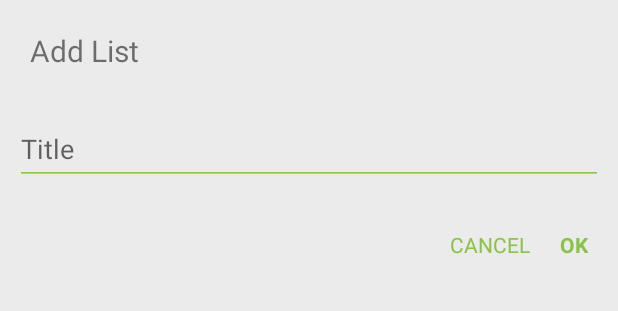
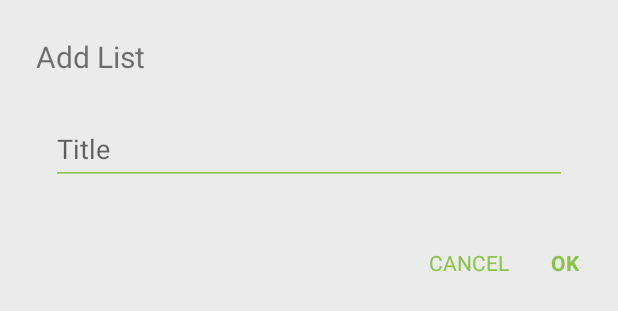
Before and after one commit to chinnonae/SW-spec-mini-trello, an Android app: the layout dialog_add_card_list.xml on its own in the app's theme, with its tools: preview values and no code run, on a phone screen of 412 x 824 dp. Shown: the top 311 px of the screen. Run offline under Robolectric (Android 15) with nearby library versions, the phone set to English and light mode, and no system bars.

Commit message:
Change dialog design according to Google's dialog design

```diff
--- a/app/src/main/res/layout/dialog_add_card_list.xml
+++ b/app/src/main/res/layout/dialog_add_card_list.xml
@@ -7,14 +7,20 @@
     android:focusable="true"
     android:focusableInTouchMode="true">
 
+    <LinearLayout
+        android:layout_width="match_parent"
+        android:layout_height="wrap_content"
+        android:padding="24dp"
+        android:orientation="vertical">
+
         <TextView
             android:layout_width="match_parent"
             android:layout_height="wrap_content"
             android:text="Add List"
             android:id="@+id/list_title_label"
             android:layout_alignParentStart="true"
-        android:padding="20dp"
-        android:textSize="20sp" />
+            android:textSize="20sp"
+            android:layout_marginBottom="16dp" />
 
 
         <android.support.design.widget.TextInputLayout
@@ -35,37 +41,41 @@
 
         </android.support.design.widget.TextInputLayout>
 
+
+    </LinearLayout>
+
+
+
     <RelativeLayout
         android:layout_width="match_parent"
-        android:layout_height="wrap_content"
+        android:layout_height="52dp"
         android:layout_below="@+id/input_layout_cardlist_title"
         android:layout_centerHorizontal="true"
-        android:layout_marginTop="30dp"
-        android:layout_marginBottom="20dp">
+        android:padding="8dp">
 
         <TextView
             android:layout_width="wrap_content"
-            android:layout_height="wrap_content"
+            android:layout_height="36dp"
             android:text="OK"
             android:id="@+id/dialog_confirm_btn"
-            android:gravity="center_vertical|center_horizontal"
             android:textColor="@color/colorPrimary"
             android:layout_alignParentEnd="true"
-            android:layout_alignBottom="@+id/dialog_cancle_btn"
-            android:layout_marginRight="20dp"
+            android:layout_marginRight="8dp"
             android:textStyle="bold"
-            android:background="?android:selectableItemBackgroundBorderless"/>
+            android:background="?android:selectableItemBackgroundBorderless"
+            android:padding="10dp" />
 
         <TextView
             android:layout_width="wrap_content"
-            android:layout_height="wrap_content"
+            android:layout_height="36dp"
             android:text="CANCEL"
             android:id="@+id/dialog_cancle_btn"
             android:textColor="@color/colorPrimary"
-            android:layout_alignParentTop="true"
             android:layout_toStartOf="@+id/dialog_confirm_btn"
-            android:layout_marginRight="20dp"
-            android:background="?android:selectableItemBackgroundBorderless"/>
+            android:layout_marginRight="8dp"
+            android:background="?android:selectableItemBackgroundBorderless"
+            android:layout_centerVertical="true"
+            android:padding="10dp" />
 
     </RelativeLayout>
 
```
Also changed, not shown: app/src/main/java/com/ske/minitrello/activities/ShowCardInfoActivity.java (+0 -46 lines), app/src/main/res/layout/dialog_add_card.xml (+24 -12 lines). Lines whose indentation alone changed are shown as unchanged.
